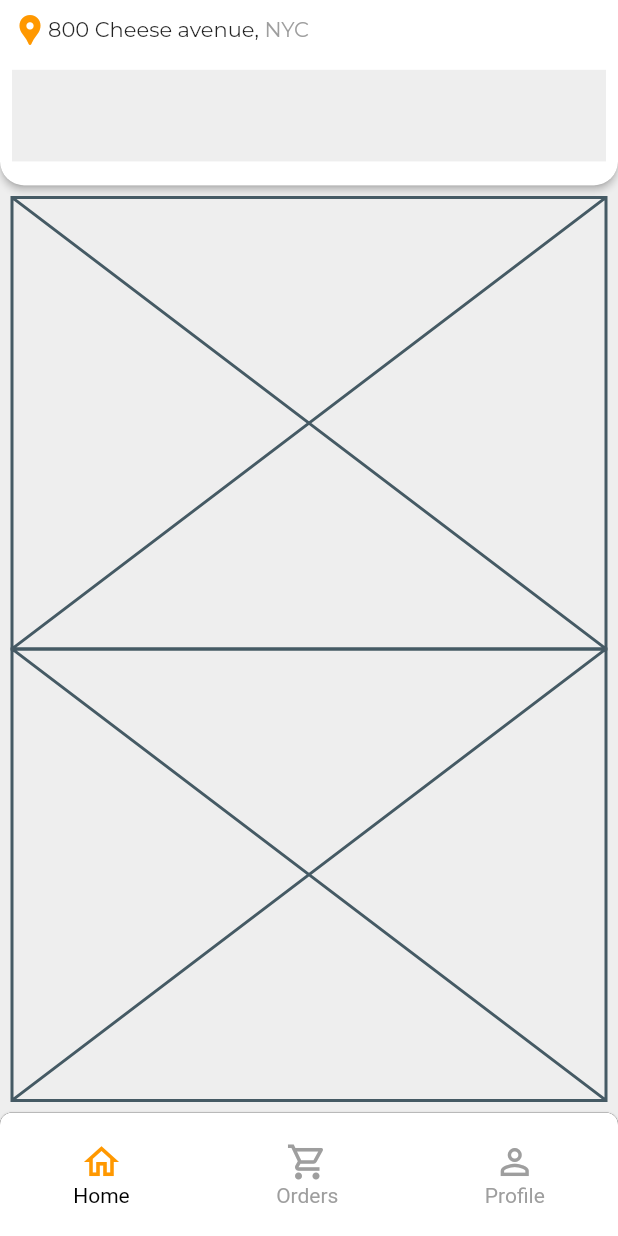
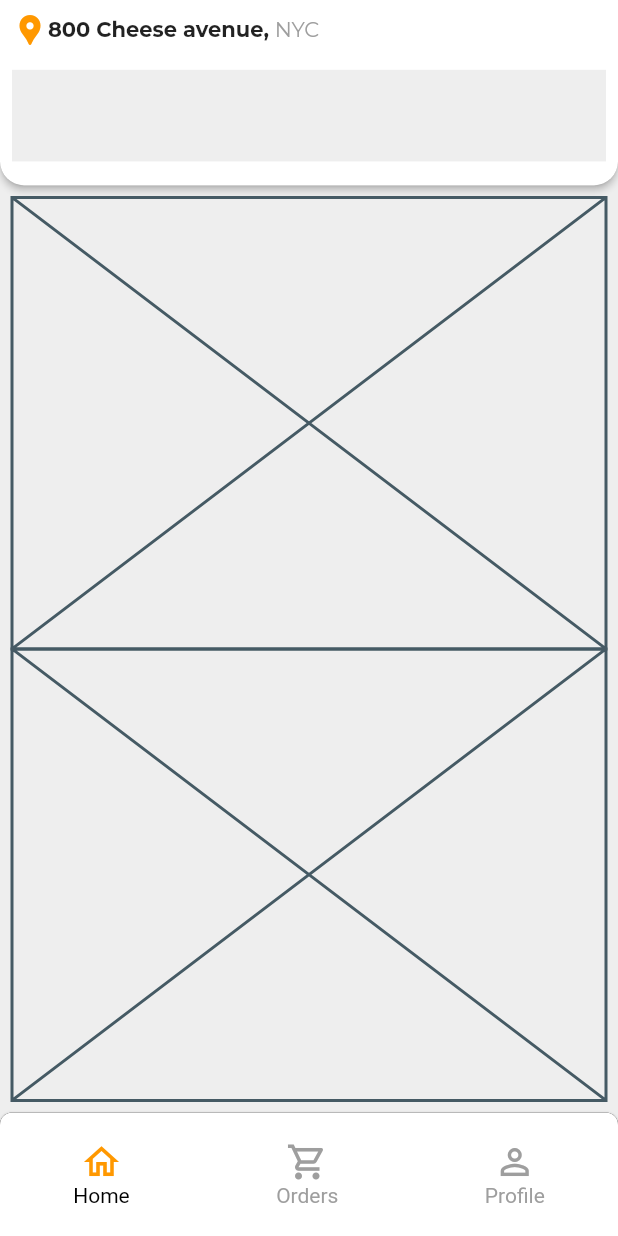
Before and after one commit to JAICHANGPARK/flutter_notebook_11th_story, a Flutter app: the screen it shows after launch, on a phone screen of 412 x 824 dp. Run offline on Flutter 3.47's test engine with Material 2 defaults, Android fonts, the phone set to English and light mode, and no system bars; our stand-ins replace backdrop, badges, flutter_inner_drawer, flutter_slidable, flutter_swiper, google_fonts.

Commit message:
Update food_home_page.dart

```diff
--- a/lib/ep744_food_app/ui/food_home_page.dart
+++ b/lib/ep744_food_app/ui/food_home_page.dart
@@ -12,6 +12,7 @@ class _FoodHomePageState extends State<FoodHomePage> {
   int _btmIndex = 0;
 
   TextEditingController _textEditingController = TextEditingController();
+
   @override
   Widget build(BuildContext context) {
     return Scaffold(
@@ -43,15 +44,22 @@ class _FoodHomePageState extends State<FoodHomePage> {
                           child: Padding(
                             padding: const EdgeInsets.all(8.0),
                             child: Row(
-                            children: [
-                              Icon(Icons.location_pin, color: Colors.orange,),
-                              Text("800 Cheese avenue, ", style: GoogleFonts.montserrat(
-
-                              ),),
-                              Text("NYC", style: GoogleFonts.montserrat(
-                                color: Colors.grey
-                              ),)
-                            ],
+                              children: [
+                                Icon(
+                                  Icons.location_pin,
+                                  color: Colors.orange,
+                                ),
+                                Text(
+                                  "800 Cheese avenue, ",
+                                  style: GoogleFonts.montserrat(
+                                    fontWeight: FontWeight.bold,
+                                  ),
+                                ),
+                                Text(
+                                  "NYC",
+                                  style: GoogleFonts.montserrat(color: Colors.grey),
+                                )
+                              ],
                             ),
                           ),
                         ),
@@ -61,12 +69,12 @@ class _FoodHomePageState extends State<FoodHomePage> {
                             margin: EdgeInsets.all(8),
                             decoration: BoxDecoration(
                               color: Colors.grey[200],
-
                             ),
                           ),
                         ),
-                        SizedBox(height: 8,),
-
+                        SizedBox(
+                          height: 8,
+                        ),
                       ],
                     ),
                   ),
```
